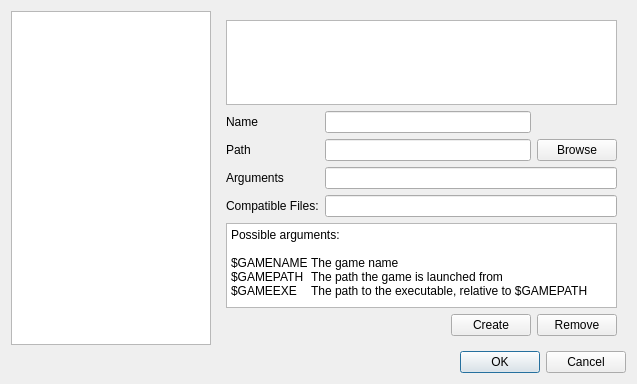
Qt form fsettingsdialog.ui (FusionLauncher/FusionClient) before a commit.
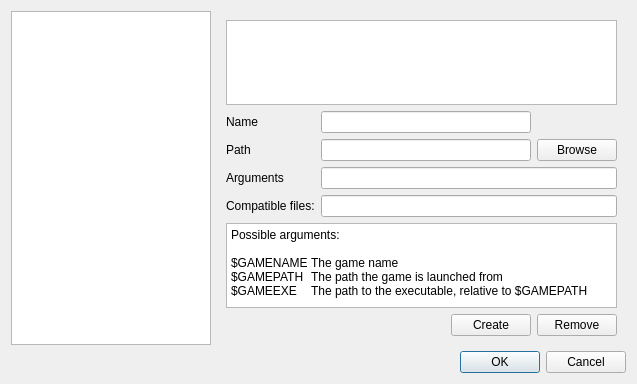
The same form after that commit. The open tabs and pages were chosen to show the change.

What changed in the file:
```diff
--- a/fsettingsdialog.ui
+++ b/fsettingsdialog.ui
@@ -395,7 +395,7 @@
           <item row="4" column="0">
            <widget class="QLabel" name="label">
             <property name="text">
-             <string>Compatible Files:</string>
+             <string>Compatible files:</string>
             </property>
            </widget>
           </item>
```
Left out of the diff: 32 changed lines with no effect on the pictures.
